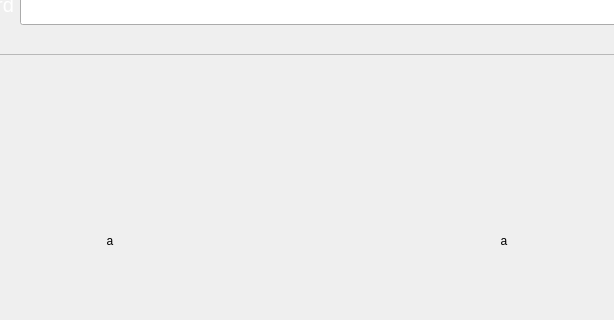
Old version of the form BlocksScreen/lib/ui/wifiConnectivityWindow.ui in the repository BlocksTechnology/BlocksScreen; both pictures show x 93 to 707 and y 160 to 480 of the 800 by 480 pixel window.
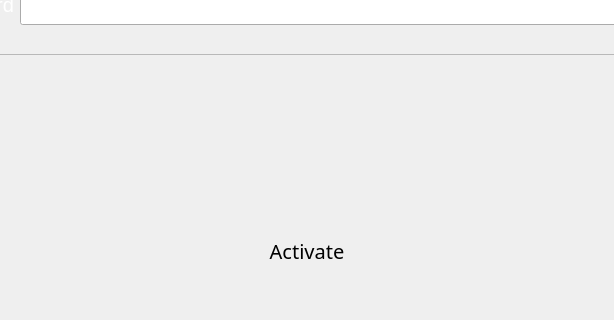
New version of the form. The open tabs and pages were chosen to show the change. Icons and pictures are not drawn. Custom widgets are drawn as their Qt base class.

Commit message: REV: removed cancel button to unsaved network page ADD: activate button to unsaved network page instead of correct arrow

What changed in the file:
```diff
--- a/BlocksScreen/lib/ui/wifiConnectivityWindow.ui
+++ b/BlocksScreen/lib/ui/wifiConnectivityWindow.ui
@@ -1008,21 +1008,27 @@
           </property>
           <property name="minimumSize">
            <size>
-            <width>60</width>
-            <height>60</height>
+            <width>250</width>
+            <height>80</height>
            </size>
           </property>
           <property name="maximumSize">
            <size>
-            <width>60</width>
-            <height>60</height>
+            <width>250</width>
+            <height>80</height>
            </size>
           </property>
+          <property name="font">
+           <font>
+            <family>Momcake</family>
+            <pointsize>15</pointsize>
+           </font>
+          </property>
           <property name="styleSheet">
            <string notr="true"/>
           </property>
           <property name="text">
-           <string>a</string>
+           <string>Activate</string>
           </property>
           <property name="iconSize">
            <size>
@@ -1047,58 +1053,6 @@
           </property>
          </widget>
         </item>
-        <item alignment="Qt::AlignHCenter|Qt::AlignTop">
-         <widget class="IconButton" name="cancel_network_validation_button">
-          <property name="enabled">
-           <bool>true</bool>
-          </property>
-          <property name="sizePolicy">
-           <sizepolicy hsizetype="MinimumExpanding" vsizetype="MinimumExpanding">
-            <horstretch>1</horstretch>
-            <verstretch>1</verstretch>
-           </sizepolicy>
-          </property>
-          <property name="minimumSize">
-           <size>
-            <width>60</width>
-            <height>60</height>
-           </size>
-          </property>
-          <property name="maximumSize">
-           <size>
-            <width>60</width>
-            <height>60</height>
-           </size>
-          </property>
-          <property name="styleSheet">
-           <string notr="true"/>
-          </property>
-          <property name="text">
-           <string>a</string>
-          </property>
-          <property name="iconSize">
-           <size>
-            <width>16</width>
-            <height>16</height>
-           </size>
-          </property>
-          <property name="checkable">
-           <bool>false</bool>
-          </property>
-          <property name="checked">
-           <bool>false</bool>
-          </property>
-          <property name="flat">
-           <bool>true</bool>
-          </property>
-          <property name="button_type" stdset="0">
-           <string>icon</string>
-          </property>
-          <property name="icon_pixmap" stdset="0">
-           <pixmap resource="resources/icon_resources.qrc">:/dialog/media/btn_icons/no.svg</pixmap>
-          </property>
-         </widget>
-        </item>
        </layout>
       </item>
      </layout>
```
Left out of the diff: 7 changed lines with no effect on the pictures. The commit also changes 1 other file.
